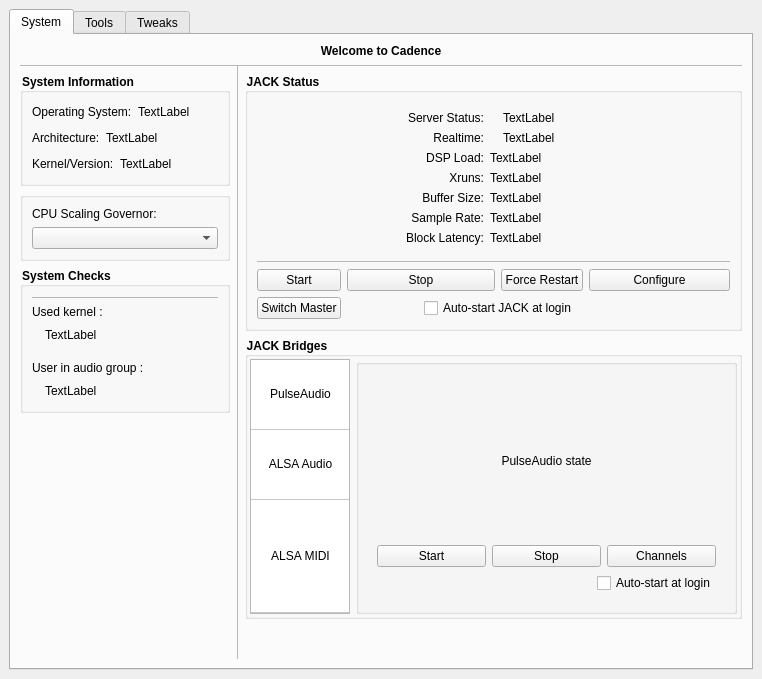
Qt form resources/ui/cadence.ui (LADI/Cadence) before a commit.
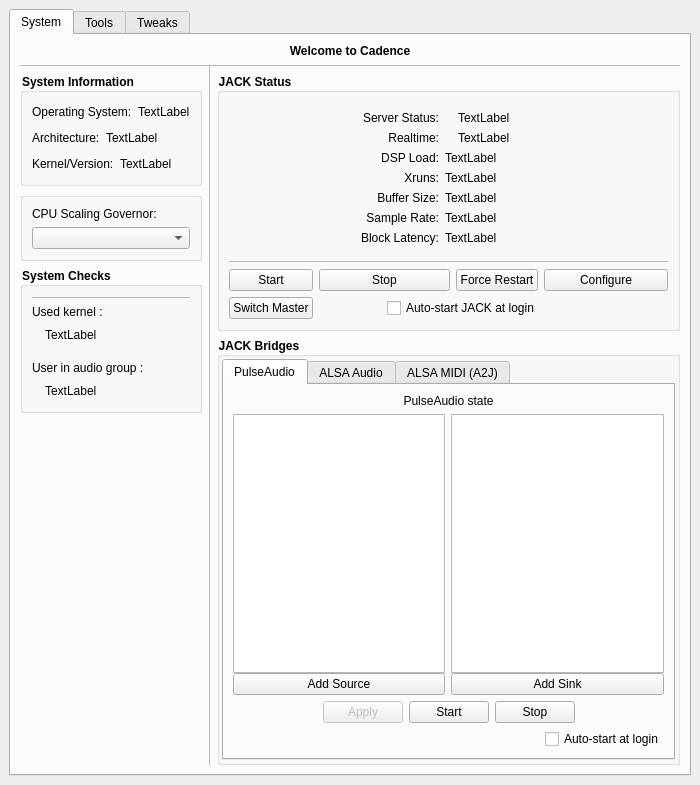
The same form after that commit. The open tabs and pages were chosen to show the change. Icons and pictures are not drawn. Custom widgets are drawn as their Qt base class.

Commit message: set pulseaudio bridges very configurable

The edit to the form file:
```diff
--- a/resources/ui/cadence.ui
+++ b/resources/ui/cadence.ui
@@ -6,8 +6,8 @@
    <rect>
     <x>0</x>
     <y>0</y>
-    <width>762</width>
-    <height>679</height>
+    <width>700</width>
+    <height>785</height>
    </rect>
   </property>
   <property name="windowTitle">
@@ -388,7 +388,7 @@
             <property name="title">
              <string>JACK Bridges</string>
             </property>
-            <layout class="QGridLayout" name="gridLayout_5">
+            <layout class="QVBoxLayout" name="verticalLayout_19">
              <property name="leftMargin">
               <number>2</number>
              </property>
@@ -401,96 +401,27 @@
              <property name="bottomMargin">
               <number>2</number>
              </property>
-             <item row="0" column="0">
-              <widget class="QTableWidget" name="tableWidgetBridges">
-               <property name="minimumSize">
-                <size>
-                 <width>100</width>
-                 <height>216</height>
-                </size>
-               </property>
-               <property name="maximumSize">
-                <size>
-                 <width>100</width>
-                 <height>16777215</height>
-                </size>
-               </property>
-               <attribute name="horizontalHeaderVisible">
-                <bool>false</bool>
-               </attribute>
-               <attribute name="horizontalHeaderStretchLastSection">
-                <bool>false</bool>
-               </attribute>
-               <attribute name="verticalHeaderVisible">
-                <bool>false</bool>
-               </attribute>
-               <attribute name="verticalHeaderCascadingSectionResizes">
-                <bool>false</bool>
-               </attribute>
-               <attribute name="verticalHeaderDefaultSectionSize">
-                <number>70</number>
-               </attribute>
-               <attribute name="verticalHeaderStretchLastSection">
-                <bool>true</bool>
-               </attribute>
-               <row>
-                <property name="text">
-                 <string>PulseAudio</string>
-                </property>
-               </row>
-               <row>
-                <property name="text">
-                 <string>ALSA Audio</string>
-                </property>
-               </row>
-               <row>
-                <property name="text">
-                 <string>ALSA MIDI</string>
-                </property>
-               </row>
-               <column>
-                <property name="text">
-                 <string>Bridge</string>
-                </property>
-               </column>
-               <item row="0" column="0">
-                <property name="text">
-                 <string>PulseAudio</string>
-                </property>
-                <property name="textAlignment">
-                 <set>AlignCenter</set>
-                </property>
-               </item>
-               <item row="1" column="0">
-                <property name="text">
-                 <string>ALSA Audio</string>
-                </property>
-                <property name="textAlignment">
-                 <set>AlignCenter</set>
-                </property>
-               </item>
-               <item row="2" column="0">
-                <property name="text">
-                 <string>ALSA MIDI</string>
-                </property>
-                <property name="textAlignment">
-                 <set>AlignCenter</set>
-                </property>
-               </item>
-              </widget>
-             </item>
-             <item row="0" column="1">
-              <widget class="QGroupBox" name="groupBox">
-               <property name="title">
-                <string/>
-               </property>
-               <layout class="QVBoxLayout" name="verticalLayout_18">
                 <item>
-                 <widget class="QStackedWidget" name="stackedWidgetBridges">
+              <widget class="QTabWidget" name="tabWidgetBridges">
+               <property name="tabPosition">
+                <enum>QTabWidget::North</enum>
+               </property>
+               <property name="tabShape">
+                <enum>QTabWidget::Rounded</enum>
+               </property>
                   <property name="currentIndex">
-                   <number>1</number>
-                  </property>
-                  <widget class="QWidget" name="page">
+                <number>0</number>
+               </property>
+               <property name="elideMode">
+                <enum>Qt::ElideNone</enum>
+               </property>
+               <property name="tabBarAutoHide">
+                <bool>false</bool>
+               </property>
+               <widget class="QWidget" name="tabPulseAudio" native="true">
+                <attribute name="title">
+                 <string>PulseAudio</string>
+                </attribute>
                    <layout class="QVBoxLayout" name="verticalLayout_24">
                     <item>
                      <layout class="QVBoxLayout" name="verticalLayout_21">
@@ -504,8 +435,104 @@
                         </property>
                        </widget>
                       </item>
+                   <item>
+                    <layout class="QHBoxLayout" name="horizontalLayout_9">
+                     <item>
+                      <layout class="QVBoxLayout" name="verticalLayout_18">
+                       <property name="spacing">
+                        <number>0</number>
+                       </property>
+                       <item>
+                        <widget class="QListWidget" name="listWidgetPulseSources">
+                         <property name="sizePolicy">
+                          <sizepolicy hsizetype="Expanding" vsizetype="Expanding">
+                           <horstretch>0</horstretch>
+                           <verstretch>0</verstretch>
+                          </sizepolicy>
+                         </property>
+                         <property name="minimumSize">
+                          <size>
+                           <width>0</width>
+                           <height>50</height>
+                          </size>
+                         </property>
+                        </widget>
+                       </item>
+                       <item>
+                        <widget class="QPushButton" name="pushButtonAddPulseSource">
+                         <property name="text">
+                          <string>Add Source</string>
+                         </property>
+                         <property name="icon">
+                          <iconset theme="project_add"/>
+                         </property>
+                        </widget>
+                       </item>
+                      </layout>
+                     </item>
+                     <item>
+                      <layout class="QVBoxLayout" name="verticalLayout_20">
+                       <property name="spacing">
+                        <number>0</number>
+                       </property>
+                       <item>
+                        <widget class="QListWidget" name="listWidgetPulseSinks">
+                         <property name="sizePolicy">
+                          <sizepolicy hsizetype="Expanding" vsizetype="Expanding">
+                           <horstretch>0</horstretch>
+                           <verstretch>0</verstretch>
+                          </sizepolicy>
+                         </property>
+                         <property name="minimumSize">
+                          <size>
+                           <width>0</width>
+                           <height>100</height>
+                          </size>
+                         </property>
+                        </widget>
+                       </item>
+                       <item>
+                        <widget class="QPushButton" name="pushButtonAddPulseSink">
+                         <property name="text">
+                          <string>Add Sink</string>
+                         </property>
+                         <property name="icon">
+                          <iconset theme="project_add"/>
+                         </property>
+                        </widget>
+                       </item>
+                      </layout>
+                     </item>
+                    </layout>
+                   </item>
                       <item>
                        <layout class="QHBoxLayout" name="horizontalLayout_17">
+                     <item>
+                      <spacer name="horizontalSpacer_7">
+                       <property name="orientation">
+                        <enum>Qt::Horizontal</enum>
+                       </property>
+                       <property name="sizeHint" stdset="0">
+                        <size>
+                         <width>40</width>
+                         <height>20</height>
+                        </size>
+                       </property>
+                      </spacer>
+                     </item>
+                     <item>
+                      <widget class="QPushButton" name="b_pulse_apply">
+                       <property name="enabled">
+                        <bool>false</bool>
+                       </property>
+                       <property name="text">
+                        <string>Apply</string>
+                       </property>
+                       <property name="icon">
+                        <iconset theme="dialog-ok"/>
+                       </property>
+                      </widget>
+                     </item>
                         <item>
                          <widget class="QPushButton" name="b_pulse_start">
                           <property name="text">
@@ -521,11 +548,17 @@
                          </widget>
                         </item>
                         <item>
-                         <widget class="QPushButton" name="b_pulse_channels">
-                          <property name="text">
-                           <string>Channels</string>
-                          </property>
-                         </widget>
+                      <spacer name="horizontalSpacer_8">
+                       <property name="orientation">
+                        <enum>Qt::Horizontal</enum>
+                       </property>
+                       <property name="sizeHint" stdset="0">
+                        <size>
+                         <width>40</width>
+                         <height>20</height>
+                        </size>
+                       </property>
+                      </spacer>
                         </item>
                        </layout>
                       </item>
@@ -557,7 +590,10 @@
                     </item>
                    </layout>
                   </widget>
-                  <widget class="QWidget" name="page_2">
+               <widget class="QWidget" name="tabWidgetBridgesPage2" native="true">
+                <attribute name="title">
+                 <string>ALSA Audio</string>
+                </attribute>
                    <layout class="QVBoxLayout" name="verticalLayout_25">
                     <item>
                      <spacer name="verticalSpacer_12">
@@ -692,7 +728,10 @@
                     </item>
                    </layout>
                   </widget>
-                  <widget class="QWidget" name="page_3">
+               <widget class="QWidget" name="tabWidgetBridgesPage3" native="true">
+                <attribute name="title">
+                 <string>ALSA MIDI (A2J)</string>
+                </attribute>
                    <layout class="QVBoxLayout" name="verticalLayout_26">
                     <item>
                      <spacer name="verticalSpacer_16">
@@ -787,25 +826,6 @@
               </widget>
              </item>
             </layout>
-           </widget>
-          </item>
-          <item>
-           <spacer name="verticalSpacer_4">
-            <property name="orientation">
-             <enum>Qt::Vertical</enum>
-            </property>
-            <property name="sizeType">
-             <enum>QSizePolicy::Preferred</enum>
-            </property>
-            <property name="sizeHint" stdset="0">
-             <size>
-              <width>20</width>
-              <height>40</height>
-             </size>
-            </property>
-           </spacer>
-          </item>
-         </layout>
         </item>
         <item row="3" column="0">
          <widget class="QWidget" name="leftLayoutWidget" native="true">
```
Left out of the diff: 234 changed lines with no effect on the pictures. Lines whose indentation alone changed are shown as unchanged. The commit also changes 7 other files.
